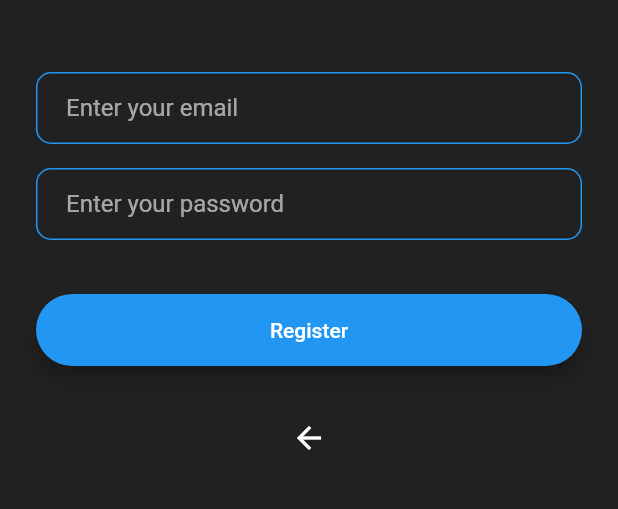
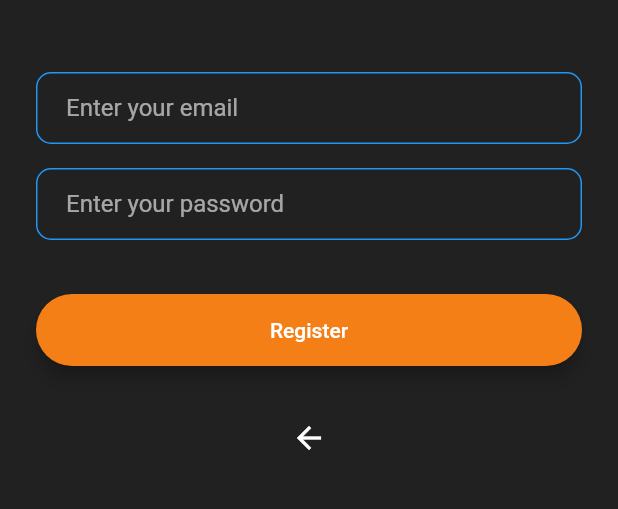
Before and after one commit to HosnaAazim/13.14-FlashChat, a Flutter app: the RegistrationScreen screen opened by its route, on a phone screen of 412 x 824 dp, the part 531-1040 px from its top. Run offline on Flutter 3.47's test engine with Material 2 defaults, Android fonts, the phone set to English and light mode, and no system bars; our stand-ins replace animated_text_kit.

Commit message:
Third commit

```diff
--- a/lib/screens/registration_screen.dart
+++ b/lib/screens/registration_screen.dart
@@ -1,3 +1,5 @@
+import 'package:flash_chat_starting_project/components/rounded_button.dart';
+
 import '/constants.dart';
 import 'package:flutter/material.dart';
 
@@ -30,72 +32,26 @@ class _RegistrationScreenState extends State<RegistrationScreen> {
               height: 48.0,
             ),
             TextField(
-              decoration: const InputDecoration(
-                hintText: 'Enter your email',
-                contentPadding:
-                    EdgeInsets.symmetric(vertical: 10.0, horizontal: 20.0),
-                border: OutlineInputBorder(
-                  borderRadius: BorderRadius.all(Radius.circular(10)),
-                ),
-                enabledBorder: OutlineInputBorder(
-                  borderSide: BorderSide(color: Colors.blue, width: 1.0),
-                  borderRadius: BorderRadius.all(Radius.circular(10)),
-                ),
-                focusedBorder: OutlineInputBorder(
-                  borderSide: BorderSide(color: Colors.lightBlue, width: 2.0),
-                  borderRadius: BorderRadius.all(Radius.circular(10)),
-                ),
-              ),
-              onChanged: (value) {
-                //Do something with the user input
-              },
+              decoration: kTextFieldDecoration.copyWith(hintText:
+              'Enter your email'),
             ),
             const SizedBox(
               height: 16,
             ),
             TextField(
-              decoration: const InputDecoration(
-                hintText: 'Enter your password',
-                contentPadding:
-                    EdgeInsets.symmetric(vertical: 10.0, horizontal: 20.0),
-                border: OutlineInputBorder(
-                  borderRadius: BorderRadius.all(Radius.circular(10)),
-                ),
-                enabledBorder: OutlineInputBorder(
-                  borderSide: BorderSide(color: Colors.blue, width: 1.0),
-                  borderRadius: BorderRadius.all(Radius.circular(10)),
-                ),
-                focusedBorder: OutlineInputBorder(
-                  borderSide: BorderSide(color: Colors.lightBlue, width: 2.0),
-                  borderRadius: BorderRadius.all(Radius.circular(10)),
-                ),
-              ),
+              decoration: kTextFieldDecoration.copyWith(
+                hintText: 'Enter your password'
+              ) ,
               onChanged: (value) {
                 //Do something with the user input
               },
             ),
+
             const SizedBox(
               height: 24.0,
             ),
-            Padding(
-              padding: const EdgeInsets.symmetric(vertical: 12),
-              child: Material(
-                elevation: 5.0,
-                color: kLoginButtonColor,
-                borderRadius: BorderRadius.circular(30.0),
-                child: MaterialButton(
-                  onPressed: () {
-                    //Implement login functionality
-                  },
-                  minWidth: 200.0,
-                  height: 42.0,
-                  child: Text(
-                    'Register',
-                    style: const TextStyle(color: Colors.white),
-                  ),
-                ),
-              ),
-            ),
+           RoundedButton(color: kRegisterButtonColor, onPressed: (){},
+           title: 'Register'),
             const SizedBox(height: 12),
             IconButton(
               icon: const Icon(Icons.arrow_back),
```
